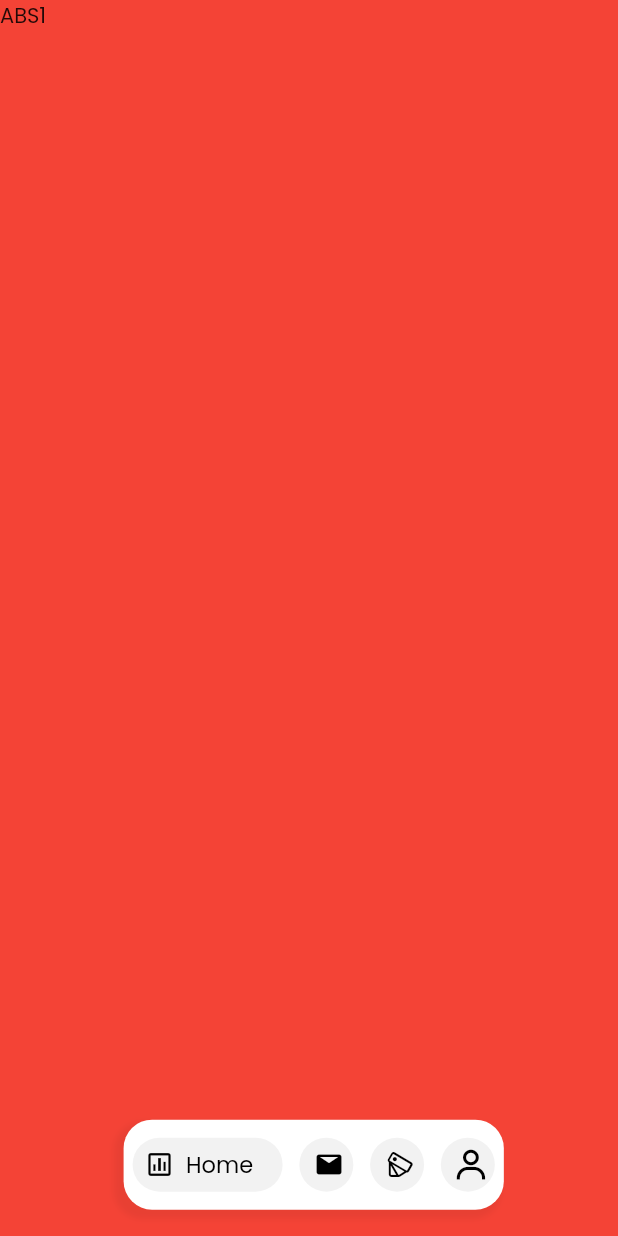
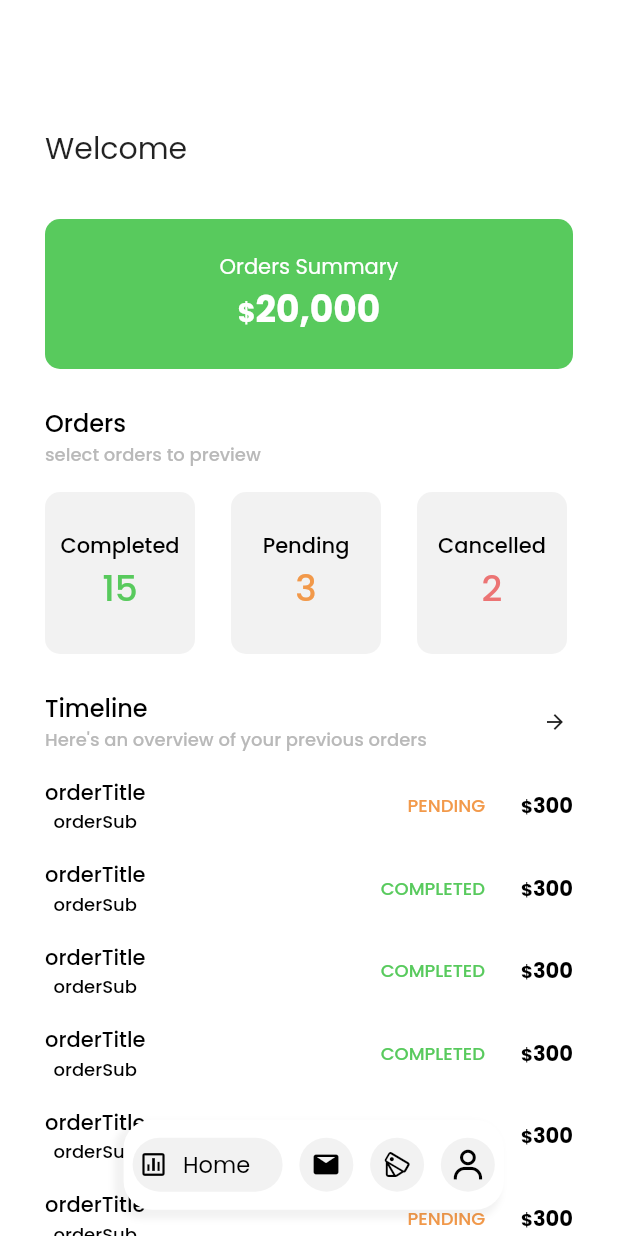
Before and after one commit to augustusgit/fuxui, a Flutter app: the screen it shows after launch, on a phone screen of 412 x 824 dp. Run offline on Flutter 3.47's test engine with Material 2 defaults, Android fonts, the phone set to English and light mode, and no system bars; our stand-ins replace flutter_svg.

Commit message:
(improvement)
worked on the order types, history and status
created and completed implementing the Home screen
added some modifications to other project files

```diff
--- a/lib/constants/colors.dart
+++ b/lib/constants/colors.dart
@@ -43,4 +43,12 @@ class AppColors {
     begin: Alignment.topCenter,
     end: Alignment.bottomCenter,
   );
+
+  // Shadows
+  static const shadow2 = BoxShadow(
+    color: Color(0x09004AC2),
+    spreadRadius: 10,
+    blurRadius: 20,
+    offset: Offset(4, 4),
+  );
 }
--- a/lib/constants/strings.dart
+++ b/lib/constants/strings.dart
@@ -47,4 +47,15 @@ class AppStrings {
   static const GetStarted = 'Let’s Get Started!';
   static const Agreement =
       'By signing up, you agree to the Terms of Service and Privacy Policy.';
+  static const Home = 'Home';
+  static const InMail = 'In Mail';
+  static const Services = 'Services';
+  static const Profile = 'Profile';
+  static const WelcomeHome = 'Welcome';
+  static const OrdersSum = 'Orders Summary';
+  static const OrdersTitle = 'Orders';
+  static const OrdersSubtitle = 'select orders to preview';
+
+  static const TimelineHead = 'Timeline';
+  static const TimelineChild = 'Here\'s an overview of your previous orders';
 }
--- /dev/null
+++ b/lib/models/order_history.dart
@@ -0,0 +1,16 @@
+import 'package:wurkfux/models/order_status.dart';
+
+class OrderHistory {
+  final int id;
+  final String orderTitle;
+  final String orderSub;
+  final OrderStatus orderStatus;
+  final String price;
+
+  const OrderHistory(
+      {required this.id,
+      required this.orderTitle,
+      required this.orderSub,
+      required this.orderStatus,
+      required this.price});
+}
--- /dev/null
+++ b/lib/models/order_status.dart
@@ -0,0 +1,14 @@
+enum OrderStatus { COMPLETED, PENDING, REJECTED }
+
+extension OrderStatusExtension on OrderStatus {
+  String get name {
+    switch (this) {
+      case OrderStatus.COMPLETED:
+        return 'COMPLETED';
+      case OrderStatus.REJECTED:
+        return 'REJECTED';
+      default:
+        return 'PENDING';
+    }
+  }
+}
--- /dev/null
+++ b/lib/models/order_type.dart
@@ -0,0 +1,14 @@
+import 'package:flutter/cupertino.dart';
+import 'package:flutter/material.dart';
+
+class OrderType {
+  final String title;
+  final int total;
+  final Color color;
+
+  const OrderType({
+    required this.title,
+    required this.total,
+    required this.color,
+  });
+}
--- a/lib/view/main/dashboard.dart
+++ b/lib/view/main/dashboard.dart
@@ -2,6 +2,7 @@ import 'package:flutter/cupertino.dart';
 import 'package:flutter/material.dart';
 import 'package:wurkfux/constants/colors.dart';
 import 'package:wurkfux/constants/styles.dart';
+import 'package:wurkfux/view/main/home/home_screen.dart';
 import 'package:wurkfux/view/widgets/custom_bottom_nav_bar.dart';
 import 'package:wurkfux/view/wurk_fux_icons.dart';
 
@@ -94,12 +95,7 @@ class _Dashboard extends State<Dashboard> {
 
   Widget _getBody() {
     List<Widget> pages = [
-      Container(
-        height: double.infinity,
-        width: double.infinity,
-        color: Colors.red,
-        child: Text('ABS1'),
-      ),
+      HomeScreen(),
       Container(
         child: Text('ABS2'),
       ),
--- /dev/null
+++ b/lib/view/main/home/home_screen.dart
@@ -0,0 +1,101 @@
+import 'package:flutter/cupertino.dart';
+import 'package:flutter/material.dart';
+import 'package:wurkfux/constants/colors.dart';
+import 'package:wurkfux/constants/strings.dart';
+import 'package:wurkfux/view/main/home/timeline.dart';
+import 'package:wurkfux/view/widgets/spacing.dart';
+
+import 'orders_row.dart';
+
+class HomeScreen extends StatefulWidget {
+  const HomeScreen({Key? key}) : super(key: key);
+
+  @override
+  State<StatefulWidget> createState() => _Home();
+}
+
+class _Home extends State<HomeScreen> {
+  @override
+  Widget build(BuildContext context) {
+    return Scaffold(
+      body: SingleChildScrollView(
+        padding: const EdgeInsets.only(left: 30.0, right: 30.0),
+        physics: BouncingScrollPhysics(),
+        child: Column(
+          mainAxisAlignment: MainAxisAlignment.center,
+          crossAxisAlignment: CrossAxisAlignment.stretch,
+          children: [
+            Spacing.height(kToolbarHeight * 1.5),
+            Container(
+              child: Text(
+                AppStrings.WelcomeHome,
+                style: TextStyle(
+                  fontSize: 20.0,
+                  fontFamily: AppStrings.poppinsFont,
+                  fontStyle: FontStyle.normal,
+                  fontWeight: FontWeight.w400,
+                ),
+              ),
+            ),
+            Spacing.largeHeight(),
+            _orderSummaryContainer('20,000'),
+            Spacing.bigHeight(),
+            OrdersRow(),
+            Spacing.bigHeight(),
+            Timeline()
+          ],
+        ),
+      ),
+    );
+  }
+
+  Widget _orderSummaryContainer(String total) {
+    return Container(
+      height: 100.0,
+      decoration: BoxDecoration(
+        color: AppColors.green,
+        borderRadius: BorderRadius.circular(10.0),
+      ),
+      child: Center(
+        child: Column(
+          mainAxisAlignment: MainAxisAlignment.center,
+          children: [
+            Text(
+              AppStrings.OrdersSum,
+              style: TextStyle(
+                  fontWeight: FontWeight.w400,
+                  fontStyle: FontStyle.normal,
+                  color: AppColors.white,
+                  fontSize: 14.0,
+                  fontFamily: AppStrings.poppinsFont),
+            ),
+            RichText(
+              text: TextSpan(children: [
+                TextSpan(
+                  text: "\$",
+                  style: TextStyle(
+                    color: AppColors.white,
+                    fontFamily: AppStrings.poppinsFont,
+                    fontWeight: FontWeight.w700,
+                    fontStyle: FontStyle.normal,
+                    fontSize: 18.0,
+                  ),
+                ),
+                TextSpan(
+                  text: total,
+                  style: TextStyle(
+                    color: AppColors.white,
+                    fontFamily: AppStrings.poppinsFont,
+                    fontWeight: FontWeight.w700,
+                    fontStyle: FontStyle.normal,
+                    fontSize: 24.0,
+                  ),
+                ),
+              ]),
+            ),
+          ],
+        ),
+      ),
+    );
+  }
+}
--- /dev/null
+++ b/lib/view/main/home/orders_row.dart
@@ -0,0 +1,99 @@
+import 'package:flutter/cupertino.dart';
+import 'package:flutter/material.dart';
+import 'package:wurkfux/constants/colors.dart';
+import 'package:wurkfux/constants/strings.dart';
+import 'package:wurkfux/models/order_type.dart';
+import 'package:wurkfux/view/widgets/shadow_card.dart';
+import 'package:wurkfux/view/widgets/spacing.dart';
+
+class OrdersRow extends StatelessWidget {
+  const OrdersRow({
+    Key? key,
+  }) : super(key: key);
+
+  static const ordersItem = [
+    OrderType(title: 'Completed', total: 15, color: AppColors.green),
+    OrderType(title: 'Pending', total: 3, color: AppColors.amber),
+    OrderType(title: 'Cancelled', total: 2, color: AppColors.lightRed),
+  ];
+
+  @override
+  Widget build(BuildContext context) {
+    return Column(
+      mainAxisAlignment: MainAxisAlignment.start,
+      crossAxisAlignment: CrossAxisAlignment.start,
+      children: [
+        Row(
+          children: [
+            Container(
+              child: RichText(
+                text: TextSpan(children: [
+                  TextSpan(
+                    text: "${AppStrings.OrdersTitle}\n",
+                    style: TextStyle(
+                      fontFamily: AppStrings.poppinsFont,
+                      fontStyle: FontStyle.normal,
+                      fontWeight: FontWeight.w500,
+                      color: AppColors.textColorPrimary,
+                      fontSize: 16.0,
+                    ),
+                  ),
+                  TextSpan(
+                    text: AppStrings.OrdersSubtitle,
+                    style: TextStyle(
+                      fontFamily: AppStrings.poppinsFont,
+                      fontStyle: FontStyle.normal,
+                      fontWeight: FontWeight.w500,
+                      color: AppColors.grey,
+                      fontSize: 12.0,
+                    ),
+                  ),
+                ]),
+              ),
+            ),
+          ],
+        ),
+        Spacing.mediumHeight(),
+        SizedBox(
+          height: 108,
+          child: ListView.builder(
+            shrinkWrap: true,
+            scrollDirection: Axis.horizontal,
+            itemCount: ordersItem.length,
+            itemBuilder: (_, index) => AppCard(
+              margin: const EdgeInsets.only(right: 24),
+              width: 100,
+              height: double.infinity,
+              color: AppColors.lightGrey,
+              child: Column(
+                mainAxisAlignment: MainAxisAlignment.center,
+                children: [
+                  Text(
+                    ordersItem[index].title,
+                    style: TextStyle(
+                      fontFamily: AppStrings.poppinsFont,
+                      fontStyle: FontStyle.normal,
+                      fontWeight: FontWeight.w500,
+                      color: AppColors.textColorPrimary,
+                      fontSize: 14.0,
+                    ),
+                  ),
+                  Text(
+                    ordersItem[index].total.toString(),
+                    style: TextStyle(
+                      fontFamily: AppStrings.poppinsFont,
+                      fontStyle: FontStyle.normal,
+                      fontWeight: FontWeight.w500,
+                      color: ordersItem[index].color,
+                      fontSize: 24.0,
+                    ),
+                  ),
+                ],
+              ),
+            ),
+          ),
+        ),
+      ],
+    );
+  }
+}
--- /dev/null
+++ b/lib/view/main/home/timeline.dart
@@ -0,0 +1,195 @@
+import 'package:flutter/cupertino.dart';
+import 'package:flutter/material.dart';
+import 'package:wurkfux/constants/colors.dart';
+import 'package:wurkfux/constants/strings.dart';
+import 'package:wurkfux/models/order_history.dart';
+import 'package:wurkfux/models/order_status.dart';
+import 'package:wurkfux/view/widgets/spacing.dart';
+
+class Timeline extends StatelessWidget {
+  const Timeline({
+    Key? key,
+  }) : super(key: key);
+
+  static const histories = [
+    OrderHistory(
+        id: 1,
+        orderTitle: 'orderTitle',
+        orderSub: 'orderSub',
+        orderStatus: OrderStatus.PENDING,
+        price: '300'),
+    OrderHistory(
+        id: 2,
+        orderTitle: 'orderTitle',
+        orderSub: 'orderSub',
+        orderStatus: OrderStatus.COMPLETED,
+        price: '300'),
+    OrderHistory(
+        id: 3,
+        orderTitle: 'orderTitle',
+        orderSub: 'orderSub',
+        orderStatus: OrderStatus.COMPLETED,
+        price: '300'),
+    OrderHistory(
+        id: 4,
+        orderTitle: 'orderTitle',
+        orderSub: 'orderSub',
+        orderStatus: OrderStatus.COMPLETED,
+        price: '300'),
+    OrderHistory(
+        id: 5,
+        orderTitle: 'orderTitle',
+        orderSub: 'orderSub',
+        orderStatus: OrderStatus.REJECTED,
+        price: '300'),
+    OrderHistory(
+        id: 6,
+        orderTitle: 'orderTitle',
+        orderSub: 'orderSub',
+        orderStatus: OrderStatus.PENDING,
+        price: '300'),
+    OrderHistory(
+        id: 7,
+        orderTitle: 'orderTitle',
+        orderSub: 'orderSub',
+        orderStatus: OrderStatus.PENDING,
+        price: '300'),
+  ];
+
+  @override
+  Widget build(BuildContext context) {
+    return Column(
+      mainAxisAlignment: MainAxisAlignment.start,
+      crossAxisAlignment: CrossAxisAlignment.start,
+      children: [
+        Row(
+          children: [
+            Container(
+              child: RichText(
+                text: TextSpan(children: [
+                  TextSpan(
+                    text: "${AppStrings.TimelineHead}\n",
+                    style: TextStyle(
+                      fontFamily: AppStrings.poppinsFont,
+                      fontStyle: FontStyle.normal,
+                      fontWeight: FontWeight.w500,
+                      color: AppColors.textColorPrimary,
+                      fontSize: 16.0,
+                    ),
+                  ),
+                  TextSpan(
+                    text: AppStrings.TimelineChild,
+                    style: TextStyle(
+                      fontFamily: AppStrings.poppinsFont,
+                      fontStyle: FontStyle.normal,
+                      fontWeight: FontWeight.w500,
+                      color: AppColors.grey,
+                      fontSize: 12.0,
+                    ),
+                  ),
+                ]),
+              ),
+            ),
+            Spacer(),
+            IconButton(
+              onPressed: () {},
+              icon: Icon(
+                Icons.arrow_forward,
+                size: 16.0,
+              ),
+              constraints: BoxConstraints(),
+              padding: EdgeInsets.zero,
+            )
+          ],
+        ),
+        ListView.builder(
+          shrinkWrap: true,
+          physics: NeverScrollableScrollPhysics(),
+          scrollDirection: Axis.vertical,
+          itemCount: histories.length,
+          itemBuilder: (_, index) => Container(
+              margin: const EdgeInsets.only(top: 16),
+              child: Row(
+                mainAxisAlignment: MainAxisAlignment.spaceBetween,
+                children: [
+                  Column(
+                    mainAxisAlignment: MainAxisAlignment.center,
+                    children: [
+                      Text(
+                        histories[index].orderTitle,
+                        style: TextStyle(
+                          fontFamily: AppStrings.poppinsFont,
+                          fontStyle: FontStyle.normal,
+                          fontWeight: FontWeight.w500,
+                          color: AppColors.textColorPrimary,
+                          fontSize: 14.0,
+                        ),
+                      ),
+                      Text(
+                        histories[index].orderSub,
+                        style: TextStyle(
+                          fontFamily: AppStrings.poppinsFont,
+                          fontStyle: FontStyle.normal,
+                          fontWeight: FontWeight.w500,
+                          color: AppColors.textColorPrimary,
+                          fontSize: 12.0,
+                        ),
+                      ),
+                    ],
+                  ),
+                  Row(
+                    children: [
+                      Text(
+                        histories[index].orderStatus.name.toUpperCase(),
+                        style: TextStyle(
+                          color: _calculateColor(histories[index].orderStatus),
+                          fontStyle: FontStyle.normal,
+                          fontWeight: FontWeight.w500,
+                          fontFamily: AppStrings.poppinsFont,
+                          fontSize: 12.0,
+                        ),
+                      ),
+                      Spacing.bigWidth(),
+                      RichText(
+                        text: TextSpan(children: [
+                          TextSpan(
+                            text: "\$",
+                            style: TextStyle(
+                              color: AppColors.textColorPrimary,
+                              fontFamily: AppStrings.poppinsFont,
+                              fontWeight: FontWeight.w700,
+                              fontStyle: FontStyle.normal,
+                              fontSize: 12.0,
+                            ),
+                          ),
+                          TextSpan(
+                            text: histories[index].price,
+                            style: TextStyle(
+                              color: AppColors.textColorPrimary,
+                              fontFamily: AppStrings.poppinsFont,
+                              fontWeight: FontWeight.w700,
+                              fontStyle: FontStyle.normal,
+                              fontSize: 14.0,
+                            ),
+                          ),
+                        ]),
+                      ),
+                    ],
+                  )
+                ],
+              )),
+        ),
+      ],
+    );
+  }
+
+  Color _calculateColor(OrderStatus status) {
+    if (status == OrderStatus.COMPLETED) {
+      return AppColors.green;
+    } else if (status == OrderStatus.PENDING) {
+      return AppColors.amber;
+    } else {
+      return AppColors.lightRed;
+    }
+  }
+}
--- a/lib/view/widgets/custom_bottom_nav_bar.dart
+++ b/lib/view/widgets/custom_bottom_nav_bar.dart
@@ -128,7 +128,7 @@ class _ItemWidget extends StatelessWidget {
             width: isSelected ? 100 : 36,
             height: kBottomNavigationBarHeight,
             padding:
-                EdgeInsets.only(left: 8.0, top: 4.0, bottom: 4.0, right: 4.0),
+                EdgeInsets.only(left: 4.0, top: 4.0, bottom: 4.0, right: 4.0),
             child: Row(
               mainAxisSize: MainAxisSize.max,
               mainAxisAlignment: MainAxisAlignment.center,
--- /dev/null
+++ b/lib/view/widgets/shadow_card.dart
@@ -0,0 +1,54 @@
+import 'package:flutter/cupertino.dart';
+import 'package:flutter/material.dart';
+import 'package:wurkfux/constants/colors.dart';
+
+class AppCard extends StatelessWidget {
+  const AppCard({
+    Key? key,
+    required this.child,
+    this.height,
+    this.width,
+    this.margin,
+    this.padding,
+    this.withShadow = false,
+    this.color = AppColors.white,
+    this.radius = 10.0,
+  }) : super(key: key);
+
+  const AppCard.withShadow({
+    Key? key,
+    required this.child,
+    this.height,
+    this.width,
+    this.margin,
+    this.padding,
+    this.withShadow = true,
+    this.color = AppColors.white,
+    this.radius = 10.0,
+  }) : super(key: key);
+
+  final Widget child;
+  final bool withShadow;
+  final double? height;
+  final double? width;
+  final double radius;
+  final Color color;
+  final EdgeInsetsGeometry? margin;
+  final EdgeInsetsGeometry? padding;
+
+  @override
+  Widget build(BuildContext context) {
+    return Container(
+      width: width,
+      height: height,
+      child: child,
+      margin: margin,
+      padding: padding,
+      decoration: BoxDecoration(
+        color: color,
+        borderRadius: BorderRadius.circular(radius),
+        boxShadow: withShadow ? [AppColors.shadow2] : null,
+      ),
+    );
+  }
+}
```
